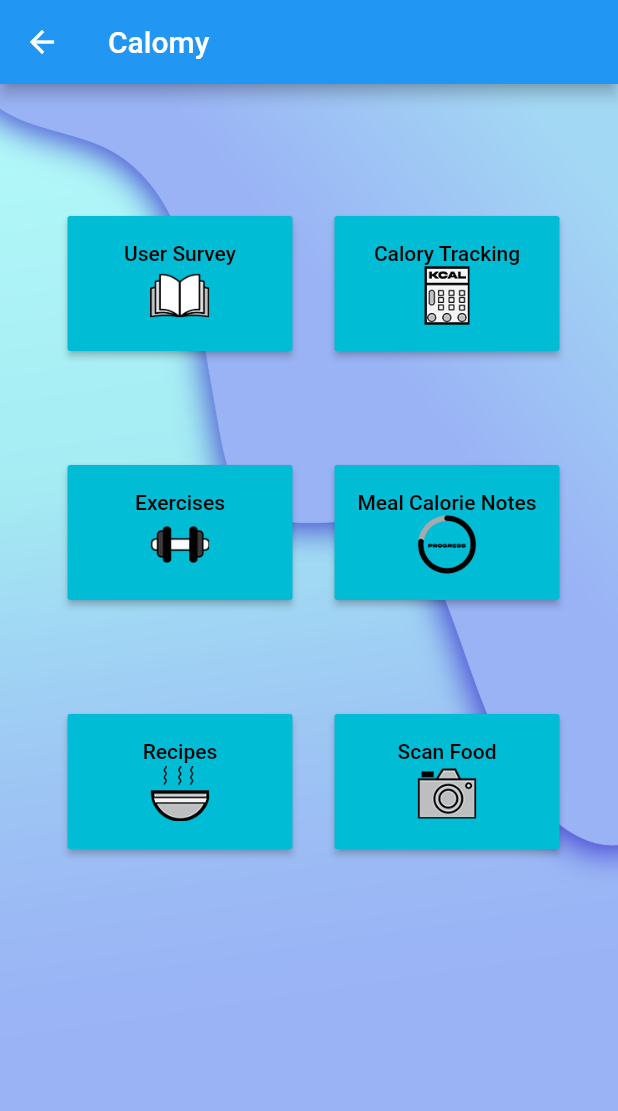
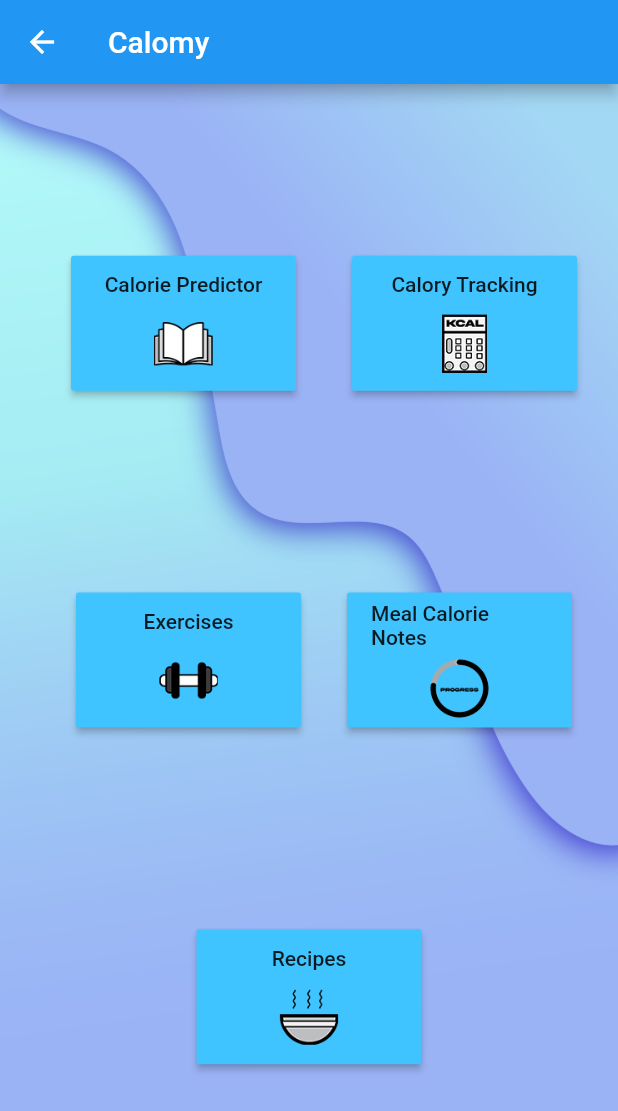
Before and after one commit to Yadnyt/Calomy, a Flutter app: the HomePage screen opened directly, on a phone screen of 412 x 824 dp. Shown: the top 1111 px of the screen. Run offline on Flutter 3.47's test engine with Material 2 defaults, Android fonts, the phone set to English and light mode, and no system bars; our stand-ins replace animated_text_kit, auto_size_text, cached_network_image, firebase_auth, firebase_core, introduction_screen and 4 more; accounts and stored records are empty.

Commit message:
Update home_page.dart

```diff
--- a/lib/home_page.dart
+++ b/lib/home_page.dart
@@ -4,7 +4,6 @@ import 'package:login_page/Features/calorie_tracking/calorie_tracking.dart';
 import 'package:login_page/Features/exercise/onBoarding_screen.dart';
 import 'package:login_page/Features/progress/progress.dart';
 import 'package:login_page/Features/recipes/home.dart';
-import 'package:login_page/Features/scan_food/scan_food.dart';
 import 'package:login_page/Features/user_survery/user_survey.dart';
 
 
@@ -34,12 +33,12 @@ class _HomePageState extends State<HomePage> {
               child: Center(
                 child: Column(
                   crossAxisAlignment: CrossAxisAlignment. start,
-                  mainAxisAlignment: MainAxisAlignment.start,
+                  mainAxisAlignment: MainAxisAlignment.spaceEvenly,
                   children: <Widget>[
                     Padding(
-                      padding: EdgeInsets.fromLTRB(2,50,16,10),
-                      child: new ButtonBar(
-                        mainAxisSize: MainAxisSize.min,
+                      padding: EdgeInsets.zero,
+                      child: new Row(
+                        mainAxisAlignment: MainAxisAlignment.spaceEvenly,
                         children: <Widget>[
                           Padding(
                             padding: const EdgeInsets.all(20.0),
@@ -48,13 +47,13 @@ class _HomePageState extends State<HomePage> {
                               height: 90.0,
                               child: RaisedButton(
                                 child: Column(
-                                  mainAxisAlignment: MainAxisAlignment.center,
+                                  mainAxisAlignment: MainAxisAlignment.spaceEvenly,
                                   children: [
-                                    Text('User Survey'),
+                                    Text('Calorie Predictor'),
                                     new Image.asset("assets/survey.png",width: 90,height: 40,)
                                   ],
                                 ),
-                                color: Colors.cyan,
+                                color: Colors.lightBlueAccent,
 
                                 onPressed: () {Navigator.push(context, MaterialPageRoute(builder: (context)=> WelcomePage()));},
                               ),
@@ -65,13 +64,13 @@ class _HomePageState extends State<HomePage> {
                             height: 90.0,
                             child: RaisedButton(
                               child: Column(
-                                mainAxisAlignment: MainAxisAlignment.center,
+                                mainAxisAlignment: MainAxisAlignment.spaceEvenly,
                                 children: [
                                   Text('Calory Tracking'),
                                   new Image.asset("assets/kcal.png",width: 90,height: 40,)
                                 ],
                               ),
-                              color: Colors.cyan,
+                              color: Colors.lightBlueAccent,
                               onPressed: () {Navigator.push(context, MaterialPageRoute(builder: (context)=> CalorieTracking()));},
                             ),
                           ),
@@ -79,9 +78,10 @@ class _HomePageState extends State<HomePage> {
                       ),
                     ),
                     Padding(
-                      padding: EdgeInsets.fromLTRB(2,10,16,10),
-                      child: new ButtonBar(
-                        mainAxisSize: MainAxisSize.min,
+                      padding: EdgeInsets.all(10),
+                      child: new Row(
+                        crossAxisAlignment: CrossAxisAlignment. center,
+                        mainAxisAlignment: MainAxisAlignment.spaceEvenly,
                         children: <Widget>[
                           Padding(
                             padding: const EdgeInsets.all(20),
@@ -90,13 +90,13 @@ class _HomePageState extends State<HomePage> {
                               height: 90.0,
                               child: RaisedButton(
                                 child: Column(
-                                  mainAxisAlignment: MainAxisAlignment.center,
+                                  mainAxisAlignment: MainAxisAlignment.spaceEvenly,
                                   children: [
                                     Text('Exercises'),
                                     new Image.asset("assets/exercise.png",width: 90,height: 40,)
                                   ],
                                 ),
-                                color: Colors.cyan,
+                                color: Colors.lightBlueAccent,
                                 onPressed: () {Navigator.push(context, MaterialPageRoute(builder: (context)=> OnboardingScreen()));},
                               ),
                             ),
@@ -106,13 +106,13 @@ class _HomePageState extends State<HomePage> {
                             height: 90.0,
                             child: RaisedButton(
                               child: Column(
-                                mainAxisAlignment: MainAxisAlignment.center,
+                                mainAxisAlignment: MainAxisAlignment.spaceEvenly,
                                 children: [
                                   Text('Meal Calorie Notes'),
                                   new Image.asset("assets/progress.png",width: 90,height: 40,)
                                 ],
                               ),
-                              color: Colors.cyan,
+                              color: Colors.lightBlueAccent,
                               onPressed: () {Navigator.push(context, MaterialPageRoute(builder: (context)=> Progress()));},
                             ),
                           ),
@@ -120,46 +120,26 @@ class _HomePageState extends State<HomePage> {
                       ),
                     ),
                           Padding(
-                      padding: EdgeInsets.fromLTRB(2,10,16,10),
-                      child: new ButtonBar(
-                        mainAxisSize: MainAxisSize.min,
-                        children: <Widget>[
-                          Padding(
                             padding: const EdgeInsets.all(20),
+                            child: Center(
                               child: SizedBox(
                                 width: 150.0,
                                 height: 90.0,
                                 child: RaisedButton(
                                   child: Column(
-                                  mainAxisAlignment: MainAxisAlignment.center,
+                                    mainAxisAlignment: MainAxisAlignment.spaceEvenly,
                                     children: [
                                       Text('Recipes'),
                                       new Image.asset("assets/recipe.png",width: 90,height: 40,)
                                     ],
                                   ),
-                                color: Colors.cyan,
+                                  color: Colors.lightBlueAccent,
                                   onPressed: () {Navigator.push(context, MaterialPageRoute(builder: (context)=> RecipeHome()));},
                                 ),
                               ),
                             ),
-                          SizedBox(
-                            width: 150.0,
-                            height: 90.0,
-                            child: RaisedButton(
-                              child: Column(
-                                mainAxisAlignment: MainAxisAlignment.center,
-                                children: [
-                                  Text('Scan Food'),
-                                  new Image.asset("assets/scan.png",width: 90,height: 40,)
-                                ],
                           ),
-                              color: Colors.cyan,
-                              onPressed: () {Navigator.push(context, MaterialPageRoute(builder: (context)=> ScanFood()));},
-                            ),
-                          ),
-                        ],
-                      ),
-                    ),
+
                   ],
                 ),
               )
```
Lines whose indentation alone changed are shown as unchanged.
